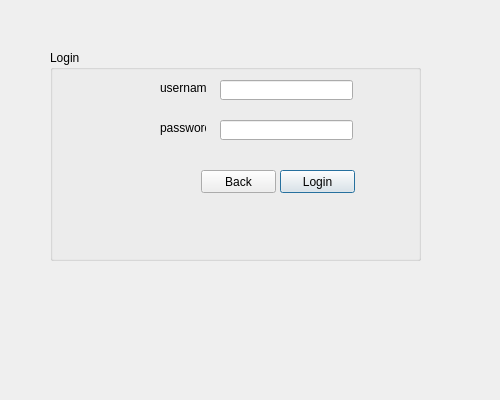
Before: the Qt Designer form loginpage.ui in gutty333/Social-Media-App, drawn with Qt 5.
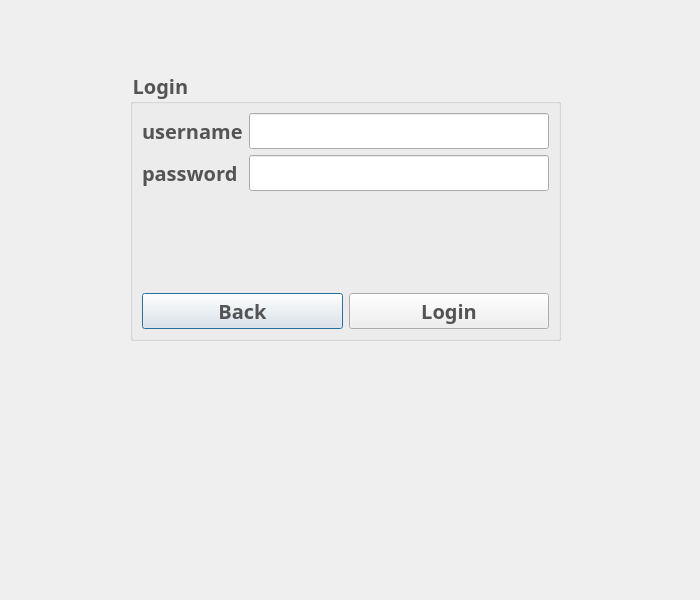
After: the same form once the commit is applied.

What changed in the file:
```diff
--- a/loginpage.ui
+++ b/loginpage.ui
@@ -6,8 +6,8 @@
    <rect>
     <x>0</x>
     <y>0</y>
-    <width>500</width>
-    <height>400</height>
+    <width>700</width>
+    <height>600</height>
    </rect>
   </property>
   <property name="windowTitle">
@@ -16,90 +16,81 @@
   <widget class="QGroupBox" name="groupBox">
    <property name="geometry">
     <rect>
-     <x>50</x>
-     <y>50</y>
-     <width>371</width>
-     <height>211</height>
+     <x>130</x>
+     <y>70</y>
+     <width>431</width>
+     <height>271</height>
     </rect>
    </property>
+   <property name="styleSheet">
+    <string notr="true">font-family:sans-serif;
+font-size:20px;
+font-weight:bold;
+color:#545454;</string>
+   </property>
    <property name="title">
     <string>Login </string>
    </property>
-   <widget class="QPushButton" name="pushButton_login">
-    <property name="geometry">
-     <rect>
-      <x>230</x>
-      <y>120</y>
-      <width>75</width>
-      <height>23</height>
-     </rect>
-    </property>
+   <layout class="QVBoxLayout" name="verticalLayout">
+    <item>
+     <layout class="QFormLayout" name="formLayout">
+      <item row="0" column="0">
+       <widget class="QLabel" name="label_username">
     <property name="text">
-     <string>Login</string>
-    </property>
-   </widget>
-   <widget class="QPushButton" name="pushButton_back">
-    <property name="geometry">
-     <rect>
-      <x>151</x>
-      <y>120</y>
-      <width>75</width>
-      <height>23</height>
-     </rect>
-    </property>
-    <property name="text">
-     <string>Back</string>
-    </property>
-   </widget>
+         <string>username</string>
+        </property>
+       </widget>
+      </item>
+      <item row="0" column="1">
+       <widget class="QLineEdit" name="lineEdit_username"/>
+      </item>
+      <item row="1" column="0">
    <widget class="QLabel" name="label_password">
-    <property name="geometry">
-     <rect>
-      <x>110</x>
-      <y>70</y>
-      <width>46</width>
-      <height>16</height>
-     </rect>
-    </property>
     <property name="text">
      <string>password</string>
     </property>
    </widget>
+      </item>
+      <item row="1" column="1">
    <widget class="QLineEdit" name="lineEdit_password">
-    <property name="geometry">
-     <rect>
-      <x>170</x>
-      <y>70</y>
-      <width>133</width>
-      <height>20</height>
-     </rect>
-    </property>
     <property name="echoMode">
      <enum>QLineEdit::Password</enum>
     </property>
    </widget>
-   <widget class="QLabel" name="label_username">
-    <property name="geometry">
-     <rect>
-      <x>110</x>
-      <y>30</y>
-      <width>47</width>
-      <height>16</height>
-     </rect>
+      </item>
+     </layout>
+    </item>
+    <item>
+     <layout class="QHBoxLayout" name="horizontalLayout">
+      <item>
+       <widget class="QPushButton" name="pushButton_back">
+        <property name="styleSheet">
+         <string notr="true">font-family:sans-serif;
+font-size:20px;
+font-weight:bold;
+color:#545454;</string>
     </property>
     <property name="text">
-     <string>username</string>
-    </property>
-   </widget>
-   <widget class="QLineEdit" name="lineEdit_username">
-    <property name="geometry">
-     <rect>
-      <x>170</x>
-      <y>30</y>
-      <width>133</width>
-      <height>20</height>
-     </rect>
-    </property>
-   </widget>
+         <string>Back</string>
+        </property>
+       </widget>
+      </item>
+      <item>
+       <widget class="QPushButton" name="pushButton_login">
+        <property name="styleSheet">
+         <string notr="true">font-family:sans-serif;
+font-size:20px;
+font-weight:bold;
+color:#545454;</string>
+        </property>
+        <property name="text">
+         <string>Login</string>
+        </property>
+       </widget>
+      </item>
+     </layout>
+    </item>
+   </layout>
   </widget>
  </widget>
  <tabstops>
```
Lines whose indentation alone changed are shown as unchanged.
